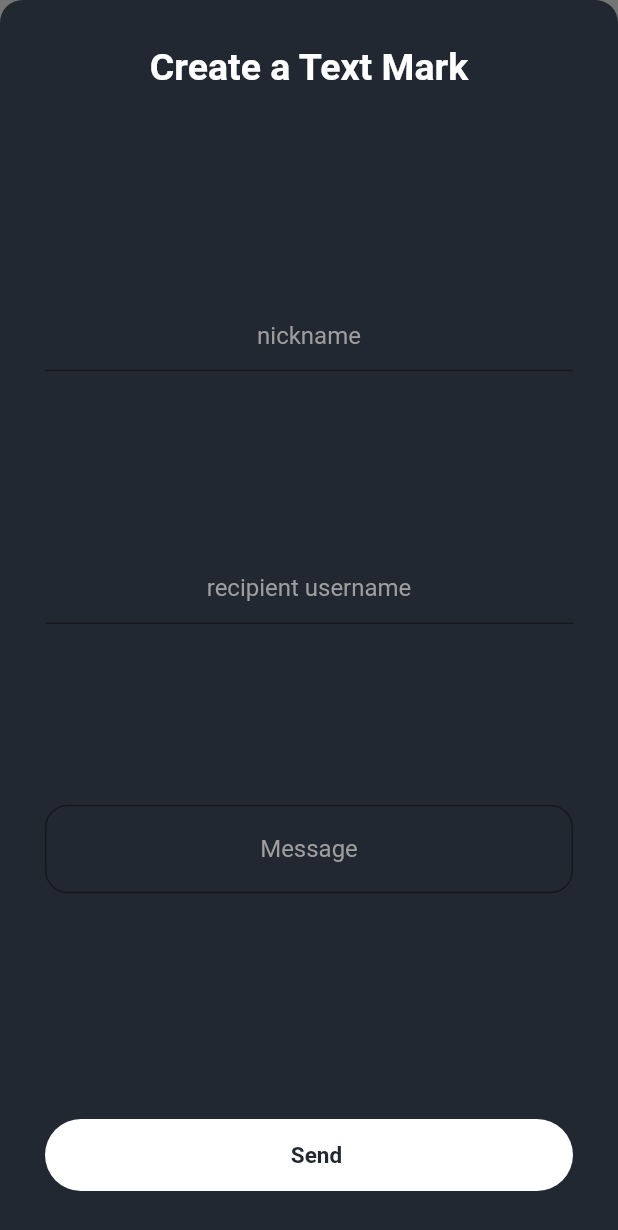
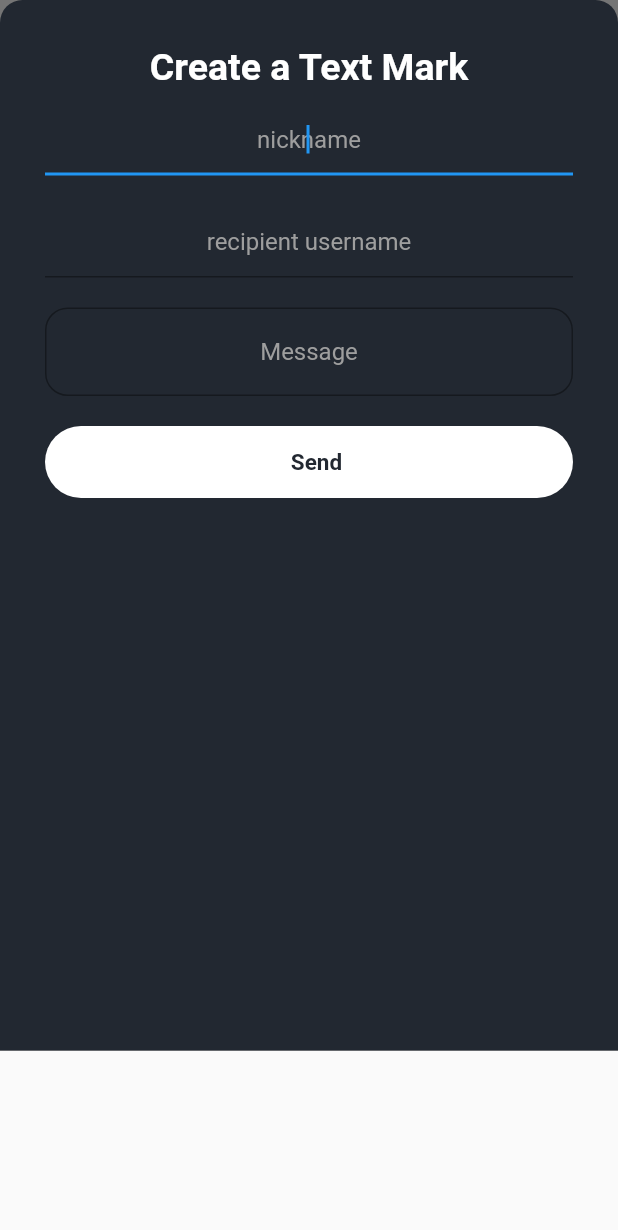
Before and after one commit to austinhogan11/text_marks_the_spot_app, a Flutter app: the CreateTextMark widget shown alone on an empty page, opened directly, on a phone screen of 412 x 824 dp. Shown: the top 1230 px of the screen. Run offline on Flutter 3.47's test engine with Material 2 defaults, Android fonts, the phone set to English and light mode, and no system bars; our stand-ins replace cloud_firestore, firebase_auth, firebase_core, geolocator, google_maps_flutter, google_sign_in; missing offline and left inert: apple_sign_in; accounts and stored records are empty.

Commit message:
- Handled Application responsiveness for the keyboard covering the text field issues when creating a text mark.

```diff
--- a/lib/components/textmark_card.dart
+++ b/lib/components/textmark_card.dart
@@ -51,7 +51,6 @@ class TextmarkCard extends StatelessWidget {
           Navigator.pop(context, this.coordinates);
         },
         onLongPress: () => _confirmTextmarkDeletion(context, locationNickname),
-        // TODO: Update Markers when deleting
       ),
     );
   }
--- a/lib/screens/home/create_textmark_screen.dart
+++ b/lib/screens/home/create_textmark_screen.dart
@@ -33,8 +33,10 @@ class _CreateTextMarkState extends State<CreateTextMark> {
   String textMarkNickname;
   String textMarkMessage;
   Widget build(BuildContext context) {
-    return Scaffold(
-      body: Container(
+    return Container(
+      height: (MediaQuery.of(context).size.height > 850.0)
+          ? MediaQuery.of(context).size.height * .75
+          : MediaQuery.of(context).size.height * .85,
       color: Color(0xFF757575),
       child: Container(
         decoration: BoxDecoration(
@@ -50,7 +52,7 @@ class _CreateTextMarkState extends State<CreateTextMark> {
           child: Column(
             children: [
               Padding(
-                  padding: EdgeInsets.fromLTRB(0, 10.0, 0, 20.0),
+                padding: EdgeInsets.fromLTRB(0, 10.0, 0, 10.0),
                 child: Text(
                   'Create a Text Mark',
                   style: TextStyle(
@@ -60,14 +62,12 @@ class _CreateTextMarkState extends State<CreateTextMark> {
                   ),
                 ),
               ),
-                Expanded(
-                  child: Padding(
-                    padding: const EdgeInsets.fromLTRB(0, 0, 0, 30.0),
-                    child: Column(
+              Column(
                 mainAxisAlignment: MainAxisAlignment.spaceEvenly,
                 children: [
                   // RadiusSlider(),
                   TextField(
+                    autofocus: true,
                     textAlign: TextAlign.center,
                     style: TextStyle(
                       color: Colors.white,
@@ -79,6 +79,9 @@ class _CreateTextMarkState extends State<CreateTextMark> {
                       ),
                     ),
                     onChanged: (value) => textMarkNickname = value,
+                  ),
+                  SizedBox(
+                    height: 20,
                   ),
                   TextField(
                       textAlign: TextAlign.center,
@@ -94,6 +97,9 @@ class _CreateTextMarkState extends State<CreateTextMark> {
                       onChanged: (value) => {
                             textMarkRecipientUsername = value,
                           }),
+                  SizedBox(
+                    height: 20,
+                  ),
                   TextField(
                     textAlign: TextAlign.center,
                     style: TextStyle(
@@ -110,9 +116,8 @@ class _CreateTextMarkState extends State<CreateTextMark> {
                     ),
                     onChanged: (value) => textMarkMessage = value,
                   ),
-                      ],
-                    ),
-                  ),
+                  SizedBox(
+                    height: 20,
                   ),
                   CustomButton(
                     btnText: 'Send',
@@ -128,11 +133,14 @@ class _CreateTextMarkState extends State<CreateTextMark> {
                               widget.coordinates,
                               textMarkNickname,
                               textMarkMessage)
-                        .then((value) => Navigator.pop(context, "Sent")),
+                          .then(
+                            (value) => Navigator.pop(context, "Sent"),
+                          ),
                     },
-                )
+                  ),
                 ],
               ),
+            ],
           ),
         ),
       ),
--- a/lib/screens/home/home_screen.dart
+++ b/lib/screens/home/home_screen.dart
@@ -167,9 +167,12 @@ class _HomeScreenState extends State<HomeScreen> {
                           onTap: () async {
                             String test = await showModalBottomSheet<String>(
                               context: context,
+                              isScrollControlled: true,
+                              backgroundColor: Colors.transparent,
                               builder: (context) => CreateTextMark(
                                   coordinates: this.currentGeoPoint),
                             );
+
                             if (test != null) {
                               _markers.remove(this.currentMarker);
                               this.currentMarker = null;
```
Lines whose indentation alone changed are shown as unchanged.
